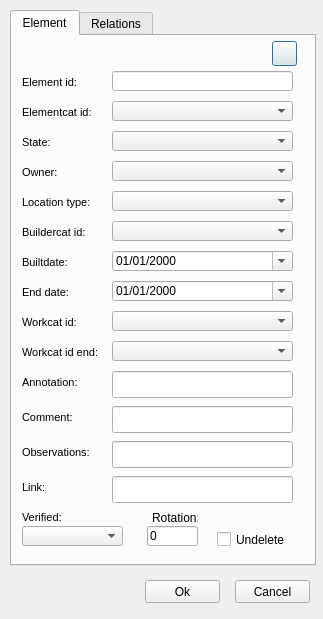
First picture: the form in ui/add_element.ui, repository Giswater/giswater_qgis_plugin, before the edit.
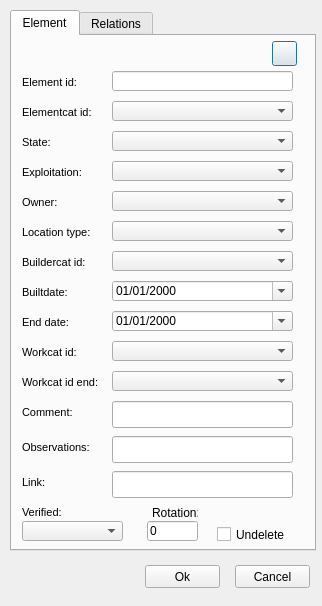
Second picture: the form after the edit. The open tabs and pages were chosen to show the change. Icons and pictures are not drawn.

Commit message: #225 Update on add_element form

Diff of the .ui file:
```diff
--- a/ui/add_element.ui
+++ b/ui/add_element.ui
@@ -6,8 +6,8 @@
    <rect>
     <x>0</x>
     <y>0</y>
-    <width>323</width>
-    <height>619</height>
+    <width>322</width>
+    <height>606</height>
    </rect>
   </property>
   <property name="windowTitle">
@@ -19,7 +19,7 @@
      <x>10</x>
      <y>10</y>
      <width>306</width>
-     <height>556</height>
+     <height>541</height>
     </rect>
    </property>
    <property name="currentIndex">
@@ -46,7 +46,7 @@
      <property name="geometry">
       <rect>
        <x>10</x>
-       <y>405</y>
+       <y>400</y>
        <width>76</width>
        <height>22</height>
       </rect>
@@ -79,7 +79,7 @@
      <property name="geometry">
       <rect>
        <x>100</x>
-       <y>405</y>
+       <y>400</y>
        <width>181</width>
        <height>27</height>
       </rect>
@@ -135,7 +135,7 @@
      <property name="geometry">
       <rect>
        <x>10</x>
-       <y>440</y>
+       <y>435</y>
        <width>55</width>
        <height>22</height>
       </rect>
@@ -168,7 +168,7 @@
      <property name="geometry">
       <rect>
        <x>100</x>
-       <y>440</y>
+       <y>435</y>
        <width>181</width>
        <height>27</height>
       </rect>
@@ -211,7 +211,7 @@
      <property name="geometry">
       <rect>
        <x>100</x>
-       <y>155</y>
+       <y>185</y>
        <width>181</width>
        <height>20</height>
       </rect>
@@ -221,7 +221,7 @@
      <property name="geometry">
       <rect>
        <x>10</x>
-       <y>155</y>
+       <y>185</y>
        <width>90</width>
        <height>22</height>
       </rect>
@@ -254,7 +254,7 @@
      <property name="geometry">
       <rect>
        <x>100</x>
-       <y>215</y>
+       <y>245</y>
        <width>181</width>
        <height>20</height>
       </rect>
@@ -270,7 +270,7 @@
      <property name="geometry">
       <rect>
        <x>10</x>
-       <y>215</y>
+       <y>245</y>
        <width>90</width>
        <height>22</height>
       </rect>
@@ -303,7 +303,7 @@
      <property name="geometry">
       <rect>
        <x>100</x>
-       <y>185</y>
+       <y>215</y>
        <width>181</width>
        <height>20</height>
       </rect>
@@ -313,7 +313,7 @@
      <property name="geometry">
       <rect>
        <x>10</x>
-       <y>185</y>
+       <y>215</y>
        <width>90</width>
        <height>22</height>
       </rect>
@@ -346,7 +346,7 @@
      <property name="geometry">
       <rect>
        <x>100</x>
-       <y>245</y>
+       <y>275</y>
        <width>181</width>
        <height>20</height>
       </rect>
@@ -362,7 +362,7 @@
      <property name="geometry">
       <rect>
        <x>10</x>
-       <y>245</y>
+       <y>275</y>
        <width>90</width>
        <height>22</height>
       </rect>
@@ -438,7 +438,7 @@
      <property name="geometry">
       <rect>
        <x>100</x>
-       <y>125</y>
+       <y>155</y>
        <width>181</width>
        <height>20</height>
       </rect>
@@ -448,7 +448,7 @@
      <property name="geometry">
       <rect>
        <x>10</x>
-       <y>125</y>
+       <y>155</y>
        <width>90</width>
        <height>22</height>
       </rect>
@@ -481,7 +481,7 @@
      <property name="geometry">
       <rect>
        <x>100</x>
-       <y>275</y>
+       <y>305</y>
        <width>181</width>
        <height>20</height>
       </rect>
@@ -491,7 +491,7 @@
      <property name="geometry">
       <rect>
        <x>10</x>
-       <y>275</y>
+       <y>305</y>
        <width>90</width>
        <height>22</height>
       </rect>
@@ -524,7 +524,7 @@
      <property name="geometry">
       <rect>
        <x>100</x>
-       <y>305</y>
+       <y>335</y>
        <width>181</width>
        <height>20</height>
       </rect>
@@ -534,7 +534,7 @@
      <property name="geometry">
       <rect>
        <x>10</x>
-       <y>305</y>
+       <y>335</y>
        <width>90</width>
        <height>22</height>
       </rect>
@@ -567,7 +567,7 @@
      <property name="geometry">
       <rect>
        <x>100</x>
-       <y>370</y>
+       <y>365</y>
        <width>181</width>
        <height>27</height>
       </rect>
@@ -577,7 +577,7 @@
      <property name="geometry">
       <rect>
        <x>10</x>
-       <y>370</y>
+       <y>365</y>
        <width>90</width>
        <height>22</height>
       </rect>
@@ -606,49 +606,6 @@
       <number>3</number>
      </property>
     </widget>
-    <widget class="QLineEdit" name="annotation">
-     <property name="geometry">
-      <rect>
-       <x>100</x>
-       <y>335</y>
-       <width>181</width>
-       <height>27</height>
-      </rect>
-     </property>
-    </widget>
-    <widget class="QLabel" name="label_annotation">
-     <property name="geometry">
-      <rect>
-       <x>10</x>
-       <y>335</y>
-       <width>90</width>
-       <height>22</height>
-      </rect>
-     </property>
-     <property name="font">
-      <font>
-       <pointsize>8</pointsize>
-      </font>
-     </property>
-     <property name="frameShape">
-      <enum>QFrame::NoFrame</enum>
-     </property>
-     <property name="frameShadow">
-      <enum>QFrame::Raised</enum>
-     </property>
-     <property name="text">
-      <string>Annotation:</string>
-     </property>
-     <property name="textFormat">
-      <enum>Qt::AutoText</enum>
-     </property>
-     <property name="scaledContents">
-      <bool>false</bool>
-     </property>
-     <property name="margin">
-      <number>3</number>
-     </property>
-    </widget>
     <widget class="QPushButton" name="add_geom">
      <property name="geometry">
       <rect>
@@ -670,7 +627,7 @@
      <property name="geometry">
       <rect>
        <x>10</x>
-       <y>490</y>
+       <y>485</y>
        <width>101</width>
        <height>20</height>
       </rect>
@@ -680,7 +637,7 @@
      <property name="geometry">
       <rect>
        <x>135</x>
-       <y>490</y>
+       <y>485</y>
        <width>51</width>
        <height>20</height>
       </rect>
@@ -693,7 +650,7 @@
      <property name="geometry">
       <rect>
        <x>205</x>
-       <y>495</y>
+       <y>490</y>
        <width>77</width>
        <height>17</height>
       </rect>
@@ -706,7 +663,7 @@
      <property name="geometry">
       <rect>
        <x>140</x>
-       <y>475</y>
+       <y>470</y>
        <width>46</width>
        <height>13</height>
       </rect>
@@ -719,7 +676,7 @@
      <property name="geometry">
       <rect>
        <x>10</x>
-       <y>470</y>
+       <y>465</y>
        <width>90</width>
        <height>22</height>
       </rect>
@@ -751,6 +708,49 @@
       <number>3</number>
      </property>
     </widget>
+    <widget class="QComboBox" name="expl_id">
+     <property name="geometry">
+      <rect>
+       <x>100</x>
+       <y>125</y>
+       <width>181</width>
+       <height>20</height>
+      </rect>
+     </property>
+    </widget>
+    <widget class="QLabel" name="label_expl_id">
+     <property name="geometry">
+      <rect>
+       <x>10</x>
+       <y>125</y>
+       <width>90</width>
+       <height>22</height>
+      </rect>
+     </property>
+     <property name="font">
+      <font>
+       <pointsize>8</pointsize>
+      </font>
+     </property>
+     <property name="frameShape">
+      <enum>QFrame::NoFrame</enum>
+     </property>
+     <property name="frameShadow">
+      <enum>QFrame::Raised</enum>
+     </property>
+     <property name="text">
+      <string>Exploitation:</string>
+     </property>
+     <property name="textFormat">
+      <enum>Qt::AutoText</enum>
+     </property>
+     <property name="scaledContents">
+      <bool>false</bool>
+     </property>
+     <property name="margin">
+      <number>3</number>
+     </property>
+    </widget>
    </widget>
    <widget class="QWidget" name="tab_2">
     <attribute name="title">
@@ -896,7 +896,7 @@
    <property name="geometry">
     <rect>
      <x>235</x>
-     <y>580</y>
+     <y>565</y>
      <width>75</width>
      <height>23</height>
     </rect>
@@ -909,7 +909,7 @@
    <property name="geometry">
     <rect>
      <x>145</x>
-     <y>580</y>
+     <y>565</y>
      <width>75</width>
      <height>23</height>
     </rect>
```
Left out of the diff: 2 changed lines with no effect on the pictures.
